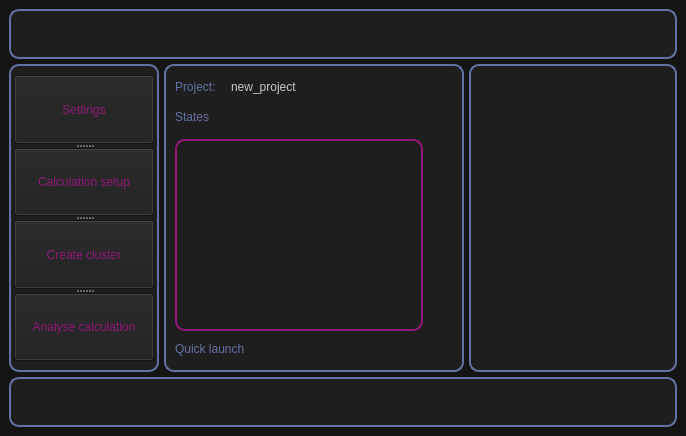
Old version of the form src/main/python/UIs/MainWindow.ui in the repository isaksengeir/REACT.
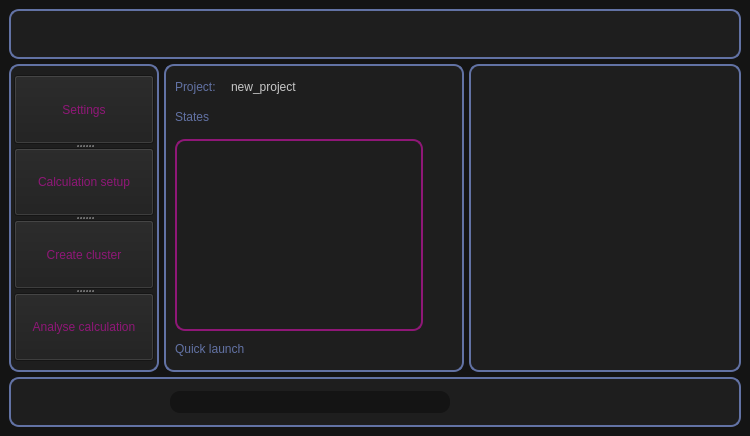
New version of the form. Icons and pictures are not drawn.

The edit to the form file:
```diff
--- a/src/main/python/UIs/MainWindow.ui
+++ b/src/main/python/UIs/MainWindow.ui
@@ -6,7 +6,7 @@
    <rect>
     <x>0</x>
     <y>0</y>
-    <width>686</width>
+    <width>750</width>
     <height>436</height>
    </rect>
   </property>
@@ -228,6 +228,20 @@
 border: None;
 }
 
+QProgressBar {
+	
+	/*background-color: rgb(98, 114, 164);*/
+	background-color: rgb(20,20,20);
+	color: rgb(200, 200, 200);
+	border-style: none;
+	border-radius: 10px;
+	text-align: center;
+}
+QProgressBar::chunk{
+	border-radius: 10px;
+	/*background-color: qlineargradient(spread:pad, x1:0, y1:0.511364, x2:1, y2:0.523, stop:0 rgba(254, 121, 199, 255), stop:1 rgba(170, 85, 255, 255));*/
+	background-color: qlineargradient(spread:pad, x1:0, y1:0, x2:1, y2:0, stop:0 rgba(170, 85, 255, 255), stop:1 rgba(143,23,119,255));
+}
 </string>
   </property>
   <widget class="QWidget" name="centralwidget">
@@ -344,6 +358,51 @@
         <property name="frameShadow">
          <enum>QFrame::Raised</enum>
         </property>
+        <layout class="QVBoxLayout" name="verticalLayout_4">
+         <item>
+          <layout class="QGridLayout" name="gridLayout_4">
+           <item row="0" column="0">
+            <spacer name="horizontalSpacer_2">
+             <property name="orientation">
+              <enum>Qt::Horizontal</enum>
+             </property>
+             <property name="sizeType">
+              <enum>QSizePolicy::Fixed</enum>
+             </property>
+             <property name="sizeHint" stdset="0">
+              <size>
+               <width>150</width>
+               <height>20</height>
+              </size>
+             </property>
+            </spacer>
+           </item>
+           <item row="0" column="1">
+            <widget class="QProgressBar" name="progressBar">
+             <property name="value">
+              <number>0</number>
+             </property>
+             <property name="textVisible">
+              <bool>false</bool>
+             </property>
+            </widget>
+           </item>
+           <item row="0" column="2">
+            <spacer name="horizontalSpacer_5">
+             <property name="orientation">
+              <enum>Qt::Horizontal</enum>
+             </property>
+             <property name="sizeHint" stdset="0">
+              <size>
+               <width>40</width>
+               <height>20</height>
+              </size>
+             </property>
+            </spacer>
+           </item>
+          </layout>
+         </item>
+        </layout>
        </widget>
       </item>
       <item row="0" column="0" colspan="3">
```
